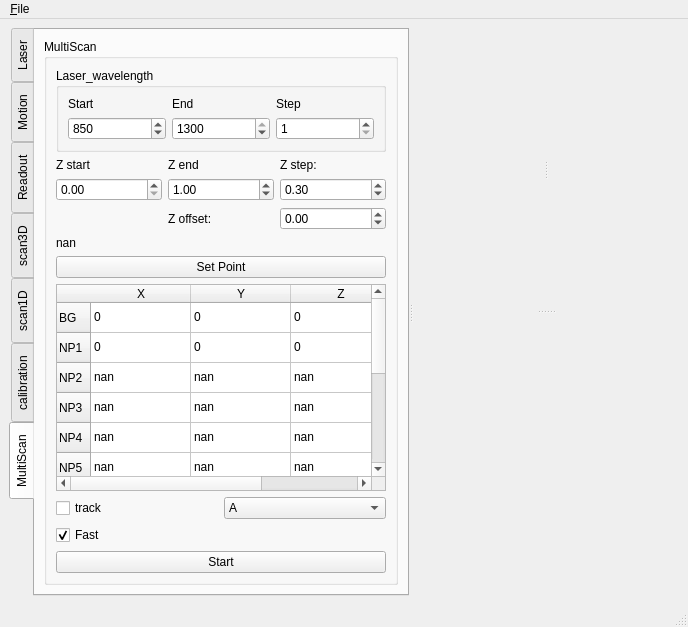
Before: the Qt Designer form microV.ui in xkronosua/microV, drawn with Qt 5.
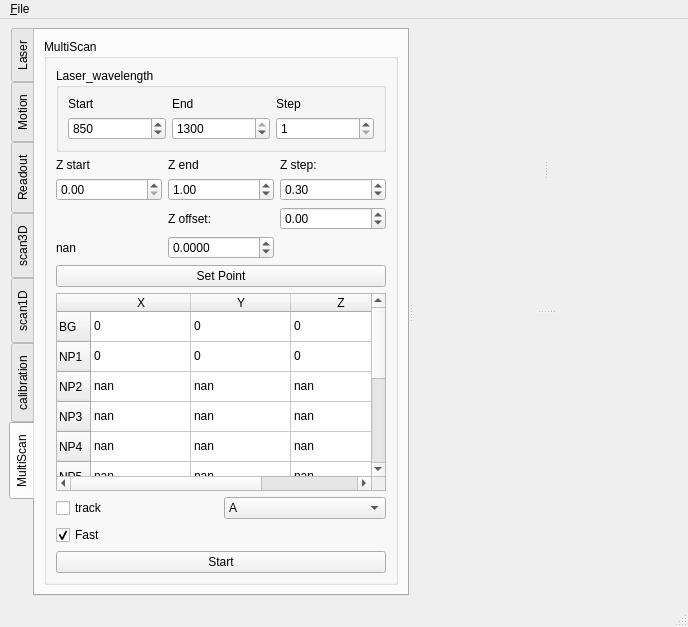
After: the same form once the commit is applied. The open tabs and pages were chosen to show the change.

Patch:
```diff
--- a/microV.ui
+++ b/microV.ui
@@ -2925,13 +2925,29 @@
                 </property>
                </widget>
               </item>
-              <item row="3" column="0" colspan="3">
-               <widget class="QLabel" name="n_meas_laser_spectra_Z_interface">
+              <item row="3" column="0">
+               <widget class="QLabel" name="labela">
                 <property name="text">
                  <string>nan</string>
                 </property>
                </widget>
               </item>
+              <item row="3" column="1">
+               <widget class="QDoubleSpinBox" name="n_meas_laser_spectra_Z_interface">
+                <property name="decimals">
+                 <number>4</number>
+                </property>
+                <property name="minimum">
+                 <double>-3.000000000000000</double>
+                </property>
+                <property name="maximum">
+                 <double>100.000000000000000</double>
+                </property>
+                <property name="value">
+                 <double>0.000000000000000</double>
+                </property>
+               </widget>
+              </item>
              </layout>
             </item>
             <item row="0" column="0">
@@ -3009,6 +3025,12 @@
             </item>
             <item row="3" column="0">
              <widget class="QPushButton" name="n_meas_laser_spectra_set_point">
+              <property name="sizePolicy">
+               <sizepolicy hsizetype="Minimum" vsizetype="Fixed">
+                <horstretch>3</horstretch>
+                <verstretch>0</verstretch>
+               </sizepolicy>
+              </property>
               <property name="text">
                <string>Set Point</string>
               </property>
```
Left out of the diff: 4 changed lines with no effect on the pictures.
